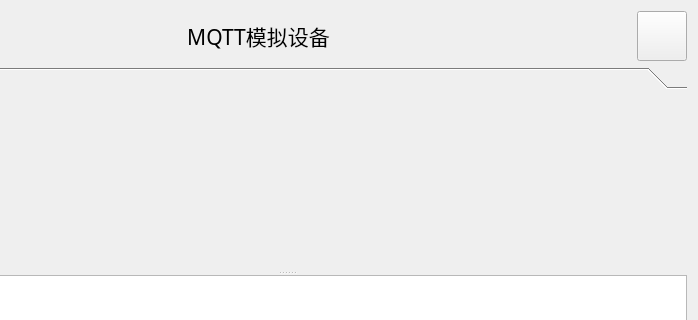
The window that meter_mqtt_simu/meter_mqtt.ui (lipengcheng577/EnIOT) describes before a commit, drawn with Qt 5; both pictures show x 125 to 823 and y 0 to 320 of the 823 by 693 pixel window.
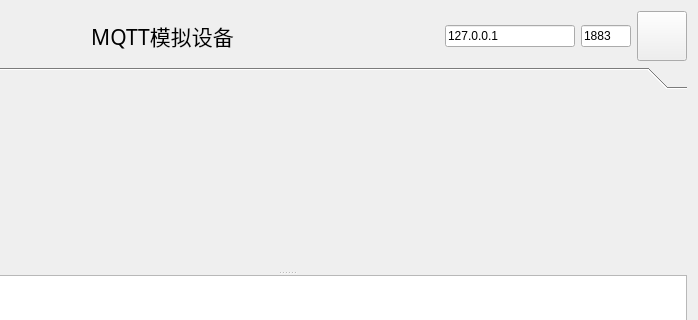
The same window after the commit.

Commit message: 模拟界面添加host、port输入框

What changed in the file:
```diff
--- a/meter_mqtt_simu/meter_mqtt.ui
+++ b/meter_mqtt_simu/meter_mqtt.ui
@@ -38,6 +38,32 @@
        </property>
       </widget>
      </item>
+     <item>
+      <widget class="QLineEdit" name="lineEditHost">
+       <property name="maximumSize">
+        <size>
+         <width>130</width>
+         <height>16777215</height>
+        </size>
+       </property>
+       <property name="text">
+        <string>127.0.0.1</string>
+       </property>
+      </widget>
+     </item>
+     <item>
+      <widget class="QLineEdit" name="lineEditPort">
+       <property name="maximumSize">
+        <size>
+         <width>50</width>
+         <height>16777215</height>
+        </size>
+       </property>
+       <property name="text">
+        <string>1883</string>
+       </property>
+      </widget>
+     </item>
      <item>
       <widget class="QToolButton" name="toolButtonStart">
        <property name="minimumSize">
```
Left out of the diff: 2 changed lines with no effect on the pictures. The commit also changes 3 other files.
